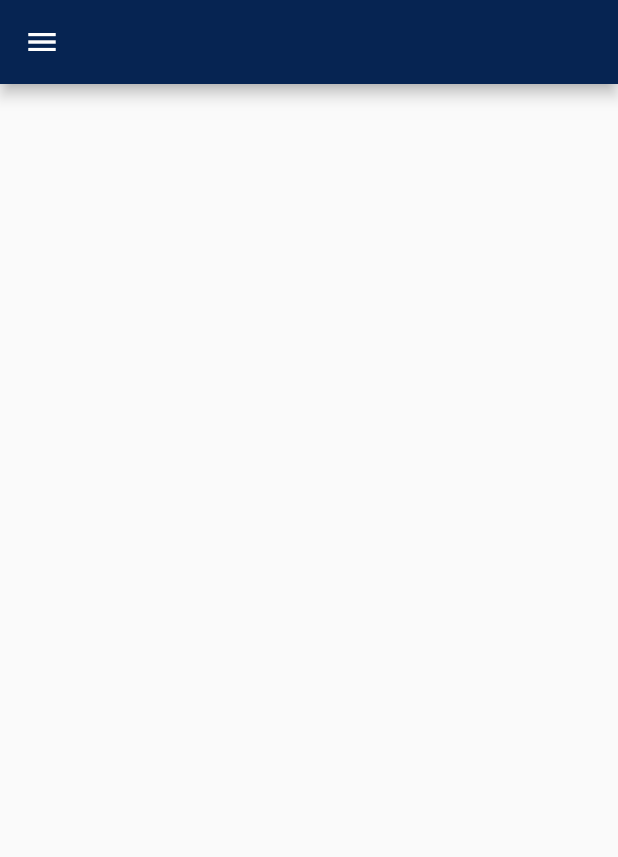
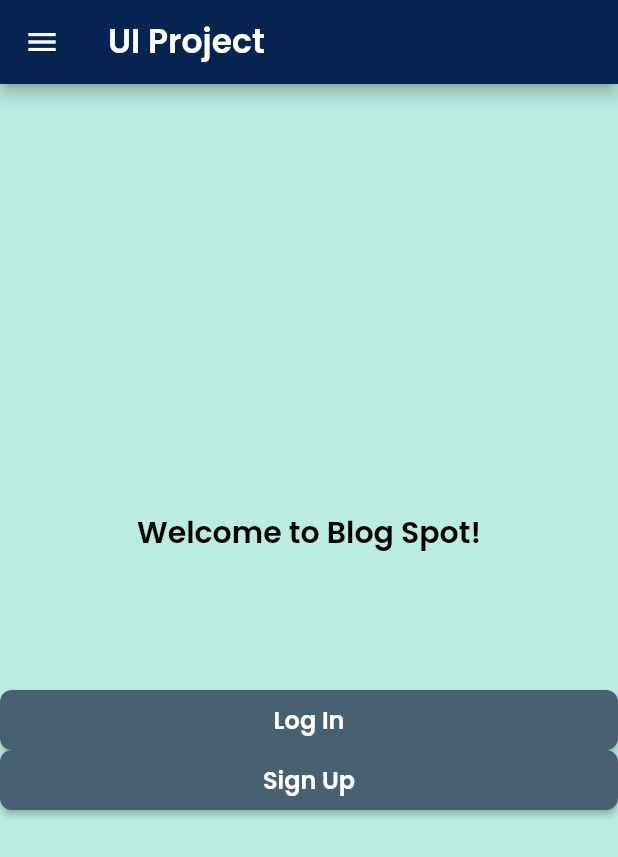
Before and after one commit to UI-Team11/blog_platform_app, a Flutter app: the screen it shows after launch, on a phone screen of 412 x 824 dp. Shown: the top 857 px of the screen. Run offline on Flutter 3.47's test engine with Material 2 defaults, Android fonts, the light colour scheme and no system bars; drawn by our look-alikes of auto_size_text; our stand-ins replace google_fonts, page_transition, shared_preferences, timeago; missing offline and left inert: json_path, latlng.

Commit message:
Log in
Log in screen

```diff
--- /dev/null
+++ b/lib/lib/flutter_flow/flutter_flow_theme.dart
@@ -0,0 +1,145 @@
+// TODO Implement this library.
+import 'package:flutter/material.dart';
+import 'package:google_fonts/google_fonts.dart';
+
+import 'package:shared_preferences/shared_preferences.dart';
+
+const kThemeModeKey = '__theme_mode__';
+SharedPreferences? _prefs;
+
+abstract class FlutterFlowTheme {
+  static Future initialize() async =>
+      _prefs = await SharedPreferences.getInstance();
+  static ThemeMode get themeMode {
+    final darkMode = _prefs?.getBool(kThemeModeKey);
+    return darkMode == null
+        ? ThemeMode.system
+        : darkMode
+        ? ThemeMode.dark
+        : ThemeMode.light;
+  }
+
+  static void saveThemeMode(ThemeMode mode) => mode == ThemeMode.system
+      ? _prefs?.remove(kThemeModeKey)
+      : _prefs?.setBool(kThemeModeKey, mode == ThemeMode.dark);
+
+  static FlutterFlowTheme of(BuildContext context) =>
+      Theme.of(context).brightness == Brightness.dark
+          ? DarkModeTheme()
+          : LightModeTheme();
+
+  late Color primaryColor;
+  late Color secondaryColor;
+  late Color tertiaryColor;
+  late Color alternate;
+  late Color primaryBackground;
+  late Color secondaryBackground;
+  late Color primaryText;
+  late Color secondaryText;
+
+  late Color primaryBtnText;
+  late Color lineColor;
+
+  TextStyle get title1 => GoogleFonts.getFont(
+    'Poppins',
+    color: primaryText,
+    fontWeight: FontWeight.w600,
+    fontSize: 24,
+  );
+  TextStyle get title2 => GoogleFonts.getFont(
+    'Poppins',
+    color: secondaryText,
+    fontWeight: FontWeight.w600,
+    fontSize: 22,
+  );
+  TextStyle get title3 => GoogleFonts.getFont(
+    'Poppins',
+    color: primaryText,
+    fontWeight: FontWeight.w600,
+    fontSize: 20,
+  );
+  TextStyle get subtitle1 => GoogleFonts.getFont(
+    'Poppins',
+    color: primaryText,
+    fontWeight: FontWeight.w600,
+    fontSize: 18,
+  );
+  TextStyle get subtitle2 => GoogleFonts.getFont(
+    'Poppins',
+    color: secondaryText,
+    fontWeight: FontWeight.w600,
+    fontSize: 16,
+  );
+  TextStyle get bodyText1 => GoogleFonts.getFont(
+    'Poppins',
+    color: primaryText,
+    fontWeight: FontWeight.w600,
+    fontSize: 14,
+  );
+  TextStyle get bodyText2 => GoogleFonts.getFont(
+    'Poppins',
+    color: secondaryText,
+    fontWeight: FontWeight.w600,
+    fontSize: 14,
+  );
+}
+
+class LightModeTheme extends FlutterFlowTheme {
+  late Color primaryColor = const Color(0xFF4B39EF);
+  late Color secondaryColor = const Color(0xFF39D2C0);
+  late Color tertiaryColor = const Color(0xFFEE8B60);
+  late Color alternate = const Color(0xFFFF5963);
+  late Color primaryBackground = const Color(0xFFF1F4F8);
+  late Color secondaryBackground = const Color(0xFFFFFFFF);
+  late Color primaryText = const Color(0xFF101213);
+  late Color secondaryText = const Color(0xFF57636C);
+
+  late Color primaryBtnText = Color(0xFFFFFFFF);
+  late Color lineColor = Color(0xFFE0E3E7);
+}
+
+class DarkModeTheme extends FlutterFlowTheme {
+  late Color primaryColor = const Color(0xFF4B39EF);
+  late Color secondaryColor = const Color(0xFF39D2C0);
+  late Color tertiaryColor = const Color(0xFFEE8B60);
+  late Color alternate = const Color(0xFFFF5963);
+  late Color primaryBackground = const Color(0xFF1A1F24);
+  late Color secondaryBackground = const Color(0xFF101213);
+  late Color primaryText = const Color(0xFFFFFFFF);
+  late Color secondaryText = const Color(0xFF95A1AC);
+
+  late Color primaryBtnText = Color(0xFFFFFFFF);
+  late Color lineColor = Color(0xFF22282F);
+}
+
+extension TextStyleHelper on TextStyle {
+  TextStyle override({
+    String? fontFamily,
+    Color? color,
+    double? fontSize,
+    FontWeight? fontWeight,
+    FontStyle? fontStyle,
+    bool useGoogleFonts = true,
+    TextDecoration? decoration,
+    double? lineHeight,
+  }) =>
+      useGoogleFonts
+          ? GoogleFonts.getFont(
+        fontFamily!,
+        color: color ?? this.color,
+        fontSize: fontSize ?? this.fontSize,
+        fontWeight: fontWeight ?? this.fontWeight,
+        fontStyle: fontStyle ?? this.fontStyle,
+        decoration: decoration,
+        height: lineHeight,
+      )
+          : copyWith(
+        fontFamily: fontFamily,
+        color: color,
+        fontSize: fontSize,
+        fontWeight: fontWeight,
+        fontStyle: fontStyle,
+        decoration: decoration,
+        height: lineHeight,
+      );
+}
--- /dev/null
+++ b/lib/lib/flutter_flow/flutter_flow_widgets.dart
@@ -0,0 +1,170 @@
+// TODO Implement this library.
+
+import 'package:font_awesome_flutter/font_awesome_flutter.dart';
+import 'package:flutter/material.dart';
+import 'package:auto_size_text/auto_size_text.dart';
+
+class FFButtonOptions {
+  const FFButtonOptions({
+    this.textStyle,
+    this.elevation,
+    this.height,
+    this.width,
+    this.padding,
+    this.color,
+    this.disabledColor,
+    this.disabledTextColor,
+    this.splashColor,
+    this.iconSize,
+    this.iconColor,
+    this.iconPadding,
+    this.borderRadius,
+    this.borderSide,
+  });
+
+  final TextStyle? textStyle;
+  final double? elevation;
+  final double? height;
+  final double? width;
+  final EdgeInsetsGeometry? padding;
+  final Color? color;
+  final Color? disabledColor;
+  final Color? disabledTextColor;
+  final Color? splashColor;
+  final double? iconSize;
+  final Color? iconColor;
+  final EdgeInsetsGeometry? iconPadding;
+  final double? borderRadius;
+  final BorderSide? borderSide;
+}
+
+class FFButtonWidget extends StatefulWidget {
+  const FFButtonWidget({
+    Key? key,
+    required this.text,
+    required this.onPressed,
+    this.icon,
+    this.iconData,
+    required this.options,
+    this.showLoadingIndicator = true,
+  }) : super(key: key);
+
+  final String text;
+  final Widget? icon;
+  final IconData? iconData;
+  final Function() onPressed;
+  final FFButtonOptions options;
+  final bool showLoadingIndicator;
+
+  @override
+  State<FFButtonWidget> createState() => _FFButtonWidgetState();
+}
+
+class _FFButtonWidgetState extends State<FFButtonWidget> {
+  bool loading = false;
+
+  @override
+  Widget build(BuildContext context) {
+    Widget textWidget = loading
+        ? Center(
+      child: Container(
+        width: 23,
+        height: 23,
+        child: CircularProgressIndicator(
+          valueColor: AlwaysStoppedAnimation<Color>(
+            widget.options.textStyle!.color ?? Colors.white,
+          ),
+        ),
+      ),
+    )
+        : AutoSizeText(
+      widget.text,
+      style: widget.options.textStyle,
+      maxLines: 1,
+      overflow: TextOverflow.ellipsis,
+    );
+
+    final onPressed = widget.showLoadingIndicator
+        ? () async {
+      if (loading) {
+        return;
+      }
+      setState(() => loading = true);
+      try {
+        await widget.onPressed();
+      } finally {
+        if (mounted) {
+          setState(() => loading = false);
+        }
+      }
+    }
+        : () => widget.onPressed();
+
+    ButtonStyle style = ButtonStyle(
+      shape: MaterialStateProperty.all<OutlinedBorder>(
+        RoundedRectangleBorder(
+          borderRadius:
+          BorderRadius.circular(widget.options.borderRadius ?? 8.0),
+          side: widget.options.borderSide ?? BorderSide.none,
+        ),
+      ),
+      foregroundColor: MaterialStateProperty.resolveWith<Color?>(
+            (states) {
+          if (states.contains(MaterialState.disabled)) {
+            return widget.options.disabledTextColor;
+          }
+          return widget.options.textStyle!.color;
+        },
+      ),
+      backgroundColor: MaterialStateProperty.resolveWith<Color?>(
+            (states) {
+          if (states.contains(MaterialState.disabled)) {
+            return widget.options.disabledColor;
+          }
+          return widget.options.color;
+        },
+      ),
+      overlayColor: MaterialStateProperty.resolveWith<Color?>((states) {
+        if (states.contains(MaterialState.pressed)) {
+          return widget.options.splashColor;
+        }
+        return null;
+      }),
+      padding: MaterialStateProperty.all(widget.options.padding ??
+          const EdgeInsets.symmetric(horizontal: 8.0, vertical: 4.0)),
+      elevation:
+      MaterialStateProperty.all<double>(widget.options.elevation ?? 2.0),
+    );
+
+    if (widget.icon != null || widget.iconData != null) {
+      return Container(
+        height: widget.options.height,
+        width: widget.options.width,
+        child: ElevatedButton.icon(
+          icon: Padding(
+            padding: widget.options.iconPadding ?? EdgeInsets.zero,
+            child: widget.icon ??
+                FaIcon(
+                  widget.iconData,
+                  size: widget.options.iconSize,
+                  color: widget.options.iconColor ??
+                      widget.options.textStyle!.color,
+                ),
+          ),
+          label: textWidget,
+          onPressed: onPressed,
+          style: style,
+        ),
+      );
+    }
+    return Container(
+      height: widget.options.height,
+      width: widget.options.width,
+      child: ElevatedButton(
+        onPressed: onPressed,
+        style: style,
+        child: textWidget,
+      ),
+    );
+  }
+}
--- a/lib/main_menu_view.dart
+++ b/lib/main_menu_view.dart
@@ -1,3 +1,7 @@
+import 'package:blog_platform_app/lib/flutter_flow/flutter_flow_theme.dart';
+import 'package:blog_platform_app/lib/flutter_flow/flutter_flow_util.dart';
+import 'package:blog_platform_app/lib/flutter_flow/flutter_flow_widgets.dart';
+import 'package:flutter/cupertino.dart';
 import 'package:flutter/material.dart';
 
 class MainMenuView extends StatefulWidget {
@@ -11,8 +15,86 @@ class _MainMenuViewState extends State<MainMenuView> {
   @override
   Widget build(BuildContext context) {
     return Scaffold(
-      appBar: AppBar(),
+      //drawer: const Drawer(backgroundColor: Color(0xFFBCECE0)),
+      appBar: AppBar(
+        title: Text(
+        'UI Project',
+          style: FlutterFlowTheme.of(context).title2.override(
+            fontFamily: 'Poppins',
+            color: Colors.white,
+            fontSize: 22,
+          ),
+        ),
+      ),
       drawer: const Drawer(),
+      backgroundColor: Color(0xFFBCECE0),
+      body: SafeArea(
+        child: GestureDetector(
+          onTap: () => FocusScope.of(context).unfocus(),
+          child: Align(
+            alignment: AlignmentDirectional(0, 0),
+            child: Column(
+              mainAxisSize: MainAxisSize.max,
+              mainAxisAlignment: MainAxisAlignment.center,
+              crossAxisAlignment: CrossAxisAlignment.stretch,
+              children: [
+                Align(
+                  alignment: AlignmentDirectional(0, 0.45),
+                  child: Text(
+                    'Welcome to Blog Spot!          \n\n\n',
+                    textAlign: TextAlign.center,
+                    style: FlutterFlowTheme.of(context).bodyText1.override(
+                          fontFamily: 'Poppins',
+                          color: Colors.black,
+                          fontSize: 20,
+                        ),
+                  ),
+                ),
+                FFButtonWidget(
+                  onPressed: () {
+                    print('Button pressed ...');
+                  },
+                  text: 'Log In',
+                  options: FFButtonOptions(
+                    width: 130,
+                    height: 40,
+                    color: Color(0xFF476072),
+                    textStyle: FlutterFlowTheme.of(context).subtitle2.override(
+                          fontFamily: 'Poppins',
+                          color: Colors.white,
+                        ),
+                    borderSide: BorderSide(
+                      color: Colors.transparent,
+                      width: 1,
+                    ),
+                    //borderRadius: BorderRadius.circular(8),
+                  ),
+                ),
+                FFButtonWidget(
+                  onPressed: () {
+                    print('Button pressed ...');
+                  },
+                  text: 'Sign Up',
+                  options: FFButtonOptions(
+                    width: 130,
+                    height: 40,
+                    color: Color(0xFF476072),
+                    textStyle: FlutterFlowTheme.of(context).subtitle2.override(
+                          fontFamily: 'Poppins',
+                          color: Colors.white,
+                        ),
+                    borderSide: BorderSide(
+                      color: Colors.transparent,
+                      width: 1,
+                    ),
+                    //borderRadius: BorderRadius.circular(8),
+                  ),
+                ),
+              ],
+            ),
+          ),
+        ),
+      ),
     );
   }
 }
```
Also changed, not shown: lib/lib/flutter_flow/flutter_flow_util.dart (added, +196 -0 lines), pubspec.yaml (+12 -0 lines), pubspec.lock.
